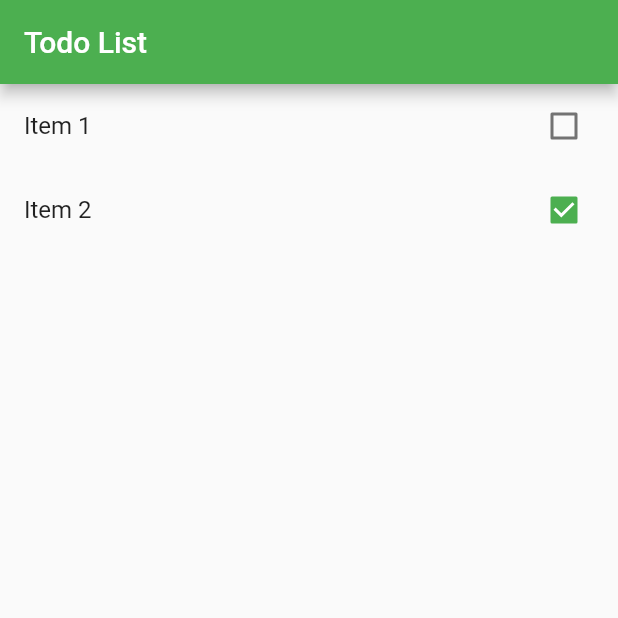
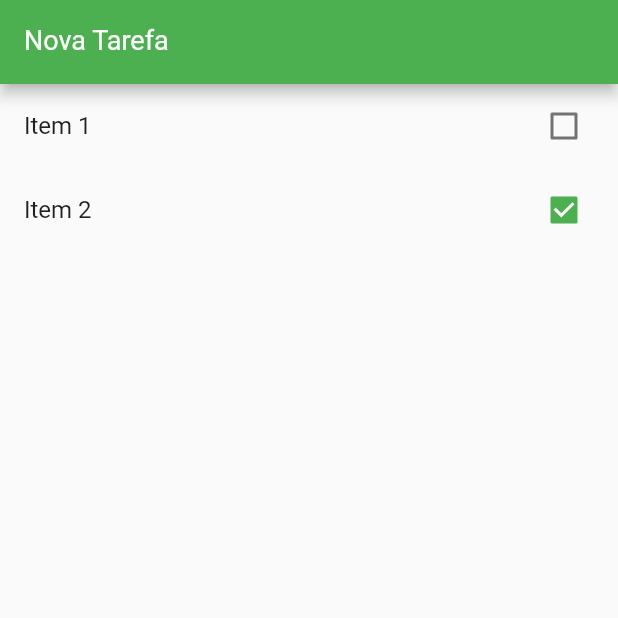
Before and after one commit to lucianovianna/todo-list-app, a Flutter app: the screen it shows after launch, on a phone screen of 412 x 824 dp, the top half of it. Run offline on Flutter 3.47's test engine with Material 2 defaults, Android fonts, the phone set to English and light mode, and no system bars.

Commit message:
Add TextFormField

```diff
--- a/lib/main.dart
+++ b/lib/main.dart
@@ -32,11 +32,26 @@ class HomePage extends StatefulWidget {
 }
 
 class _HomePageState extends State<HomePage> {
+  var newTaskCtrl = TextEditingController();
+
   @override
   Widget build(BuildContext context) {
     return Scaffold(
       appBar: AppBar(
-        title: Text("Todo List"),
+        title: TextFormField(
+          controller: newTaskCtrl,
+          keyboardType: TextInputType.text,
+          style: TextStyle(
+            color: Colors.white,
+            fontSize: 18,
+          ),
+          decoration: InputDecoration(
+            labelText: "Nova Tarefa",
+            labelStyle: TextStyle(
+              color: Colors.white,
+            ),
+          ),
+        ),
       ),
       body: ListView.builder(
         itemCount: widget.items.length,
```
